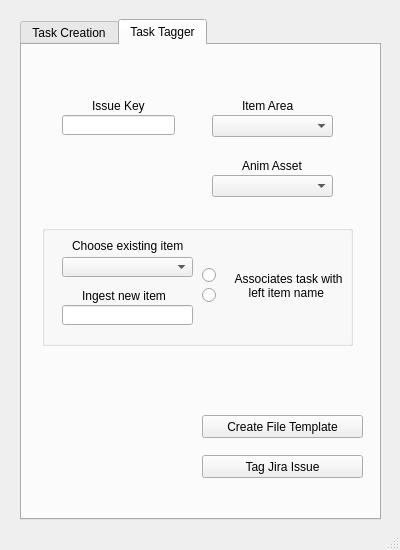
Before: the Qt Designer form task_creation_panel.ui in gastonsbodio/maya_jira_perforce, drawn with Qt 5.
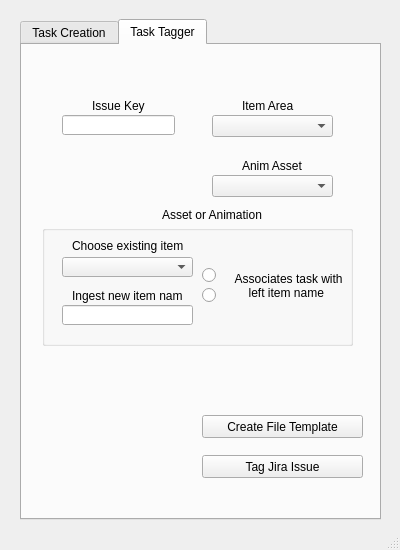
After: the same form once the commit is applied. The open tabs and pages were chosen to show the change.

Commit message: anim asset path develop

```diff
--- a/task_creation_panel.ui
+++ b/task_creation_panel.ui
@@ -284,14 +284,14 @@
       <widget class="QLabel" name="label_ingest_asset">
        <property name="geometry">
         <rect>
-         <x>40</x>
+         <x>30</x>
          <y>60</y>
-         <width>91</width>
+         <width>111</width>
          <height>21</height>
         </rect>
        </property>
        <property name="text">
-        <string>Ingest new item</string>
+        <string>Ingest new item name</string>
        </property>
       </widget>
       <widget class="QLabel" name="label_choose_asset">
@@ -377,6 +377,19 @@
        </rect>
       </property>
      </widget>
+     <widget class="QLabel" name="label">
+      <property name="geometry">
+       <rect>
+        <x>140</x>
+        <y>160</y>
+        <width>101</width>
+        <height>20</height>
+       </rect>
+      </property>
+      <property name="text">
+       <string>Asset or Animation</string>
+      </property>
+     </widget>
     </widget>
    </widget>
   </widget>
```
Left out of the diff: 2 changed lines with no effect on the pictures. The commit also changes 4 other files.
